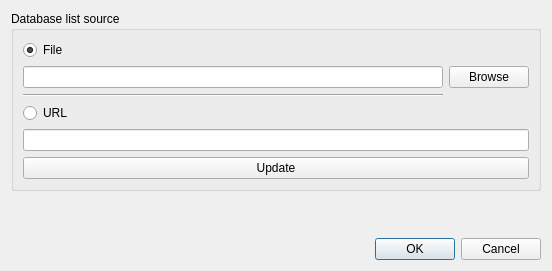
This is src/config.ui in ibre5041/OraPassGen as Qt 5 draws it before an edit. The edited form follows.
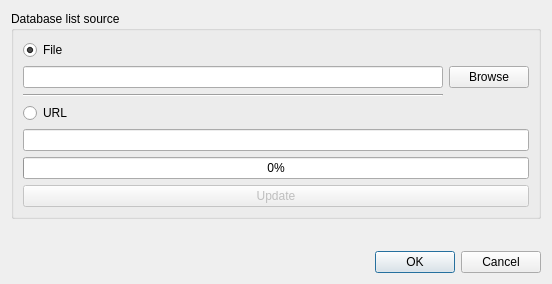
This is the edited form.

Patch:
```diff
--- a/src/config.ui
+++ b/src/config.ui
@@ -7,7 +7,7 @@
     <x>0</x>
     <y>0</y>
     <width>552</width>
-    <height>271</height>
+    <height>284</height>
    </rect>
   </property>
   <property name="windowTitle">
@@ -87,13 +87,23 @@
         </item>
        </layout>
       </item>
-      <item row="1" column="0">
+      <item row="2" column="0">
        <widget class="QPushButton" name="UpdateButton">
+        <property name="enabled">
+         <bool>false</bool>
+        </property>
         <property name="text">
          <string>Update</string>
         </property>
        </widget>
       </item>
+      <item row="1" column="0">
+       <widget class="QProgressBar" name="progressBar">
+        <property name="value">
+         <number>0</number>
+        </property>
+       </widget>
+      </item>
      </layout>
     </widget>
    </item>
```
